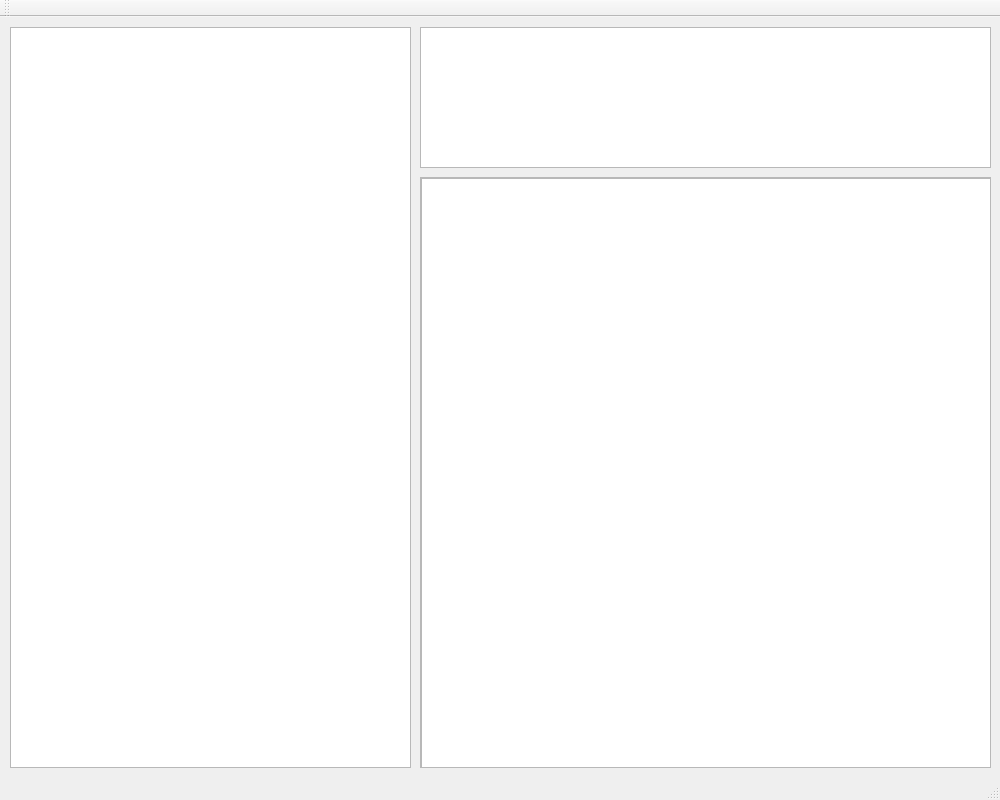
The window that mainwindow.ui (dmytra/svg_viewer_in_table) describes before a commit, drawn with Qt 5.
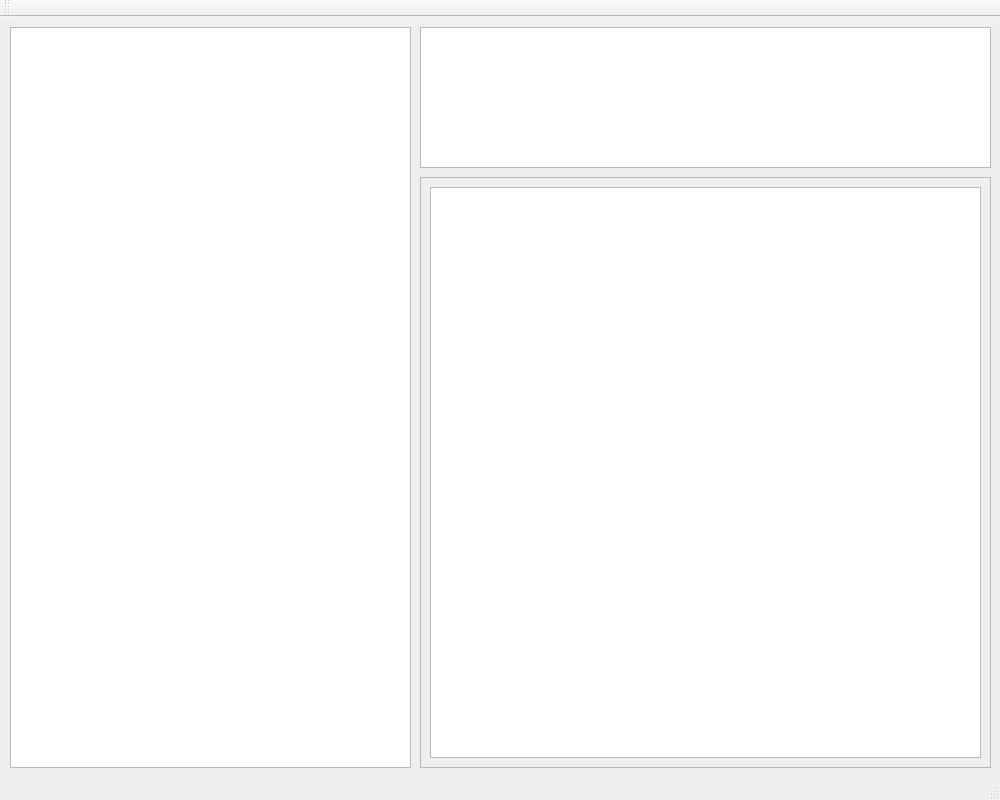
The same window after the commit.

What changed in the file:
```diff
--- a/mainwindow.ui
+++ b/mainwindow.ui
@@ -55,16 +55,18 @@
        <height>589</height>
       </rect>
      </property>
+     <layout class="QGridLayout" name="gridLayout">
+      <item row="0" column="0">
      <widget class="QGraphicsView" name="graphicsView">
-      <property name="geometry">
-       <rect>
-        <x>0</x>
-        <y>0</y>
-        <width>571</width>
-        <height>591</height>
-       </rect>
-      </property>
-     </widget>
+        <property name="maximumSize">
+         <size>
+          <width>1800</width>
+          <height>1200</height>
+         </size>
+        </property>
+       </widget>
+      </item>
+     </layout>
     </widget>
    </widget>
   </widget>
```
Lines whose indentation alone changed are shown as unchanged.
